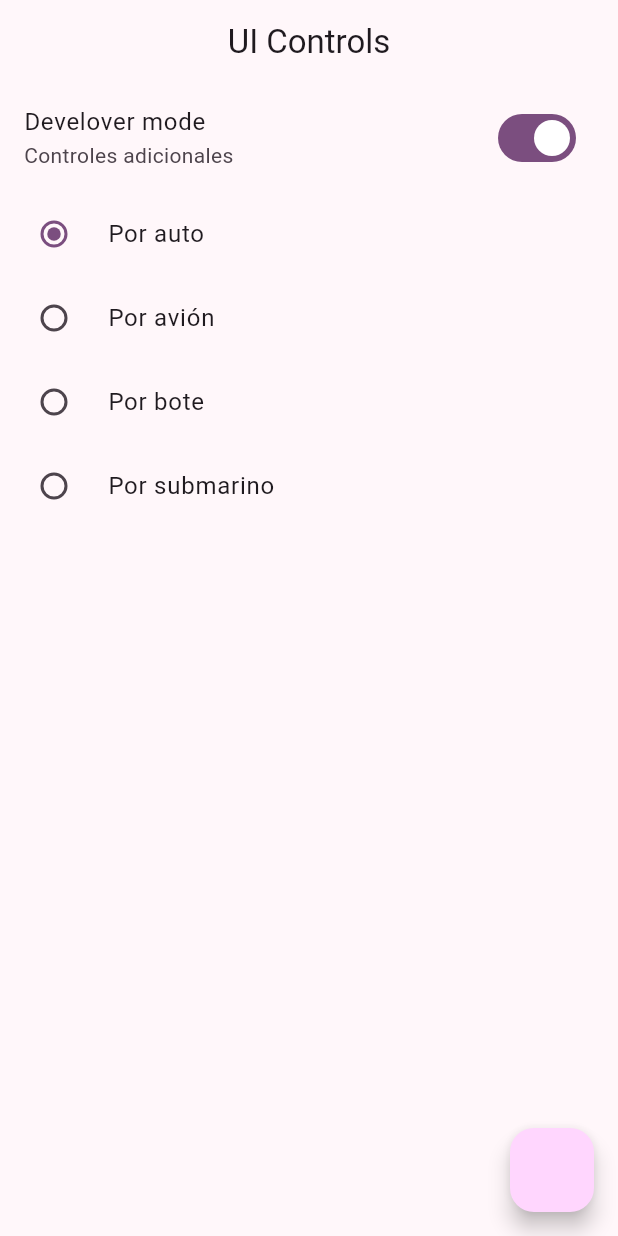
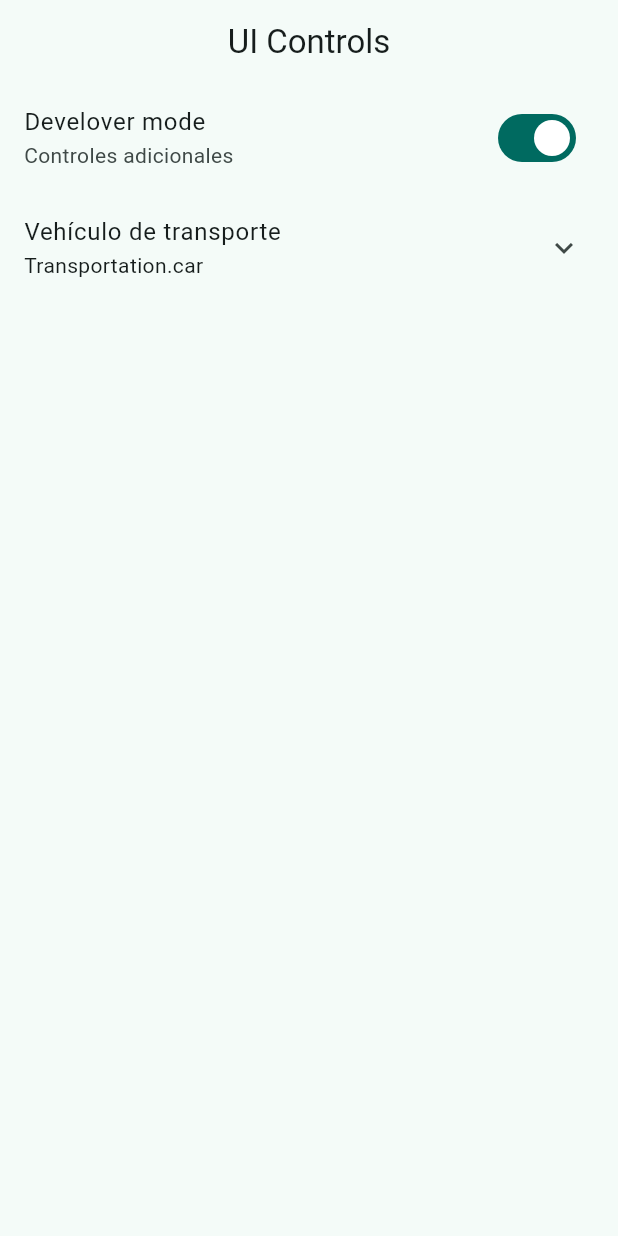
Before and after one commit to SergioBGISC99/widgets_app, a Flutter app: the UIControlsScreen screen opened by its route, on a phone screen of 412 x 824 dp. Run offline on Flutter 3.47's test engine with Material 2 defaults, Android fonts, the phone set to English and light mode, and no system bars; our stand-ins replace go_router.

Commit message:
ui controls terminado

```diff
--- a/lib/main.dart
+++ b/lib/main.dart
@@ -15,7 +15,7 @@ class MainApp extends StatelessWidget {
       title: 'Flutter Widgets',
       routerConfig: appRouter,
       debugShowCheckedModeBanner: false,
-      theme: AppTheme(selectedColor: 7).getTheme(),
+      theme: AppTheme(selectedColor: 3).getTheme(),
     );
   }
 }
--- a/lib/presentation/screen/ui_controls/ui_controls_screen.dart
+++ b/lib/presentation/screen/ui_controls/ui_controls_screen.dart
@@ -10,9 +10,7 @@ class UIControlsScreen extends StatelessWidget {
         appBar: AppBar(
           title: const Text('UI Controls'),
         ),
-      body: _UIControlsView(),
-      floatingActionButton: FloatingActionButton(onPressed: () {}),
-    );
+        body: _UIControlsView());
   }
 }
 
@@ -25,7 +23,9 @@ enum Transportation { car, plane, boat, submarine }
 
 class _UIControlsViewState extends State<_UIControlsView> {
   bool isDeveloper = true;
-
+  bool wantsBreakfast = false;
+  bool wantsLunch = false;
+  bool wantsDinner = false;
   Transportation selectedTransportation = Transportation.car;
 
   @override
@@ -41,9 +41,14 @@ class _UIControlsViewState extends State<_UIControlsView> {
             isDeveloper = !isDeveloper;
           }),
         ),
+        ExpansionTile(
+            title: const Text('Vehículo de transporte'),
+            subtitle: Text('$selectedTransportation'),
+            children: [
               RadioListTile(
                   value: Transportation.car,
                   title: const Text('Por auto'),
+                  subtitle: const Text('Viajar por auto'),
                   groupValue: selectedTransportation,
                   onChanged: (value) => setState(() {
                         selectedTransportation = Transportation.car;
@@ -51,6 +56,7 @@ class _UIControlsViewState extends State<_UIControlsView> {
               RadioListTile(
                   value: Transportation.plane,
                   title: const Text('Por avión'),
+                  subtitle: const Text('Viajar por avión'),
                   groupValue: selectedTransportation,
                   onChanged: (value) => setState(() {
                         selectedTransportation = Transportation.plane;
@@ -58,6 +64,7 @@ class _UIControlsViewState extends State<_UIControlsView> {
               RadioListTile(
                   value: Transportation.boat,
                   title: const Text('Por bote'),
+                  subtitle: const Text('Viajar por barco'),
                   groupValue: selectedTransportation,
                   onChanged: (value) => setState(() {
                         selectedTransportation = Transportation.boat;
@@ -65,10 +72,30 @@ class _UIControlsViewState extends State<_UIControlsView> {
               RadioListTile(
                   value: Transportation.submarine,
                   title: const Text('Por submarino'),
+                  subtitle: const Text('Viajar por submarino'),
                   groupValue: selectedTransportation,
                   onChanged: (value) => setState(() {
                         selectedTransportation = Transportation.submarine;
+                      })),
+              CheckboxListTile(
+                  value: wantsBreakfast,
+                  title: const Text('¿Quiere desayuno?'),
+                  onChanged: (value) => setState(() {
+                        wantsBreakfast = !wantsBreakfast;
+                      })),
+              CheckboxListTile(
+                  value: wantsLunch,
+                  title: const Text('¿Quiere almuerzo?'),
+                  onChanged: (value) => setState(() {
+                        wantsLunch = !wantsLunch;
+                      })),
+              CheckboxListTile(
+                  value: wantsDinner,
+                  title: const Text('¿Quiere cena?'),
+                  onChanged: (value) => setState(() {
+                        wantsDinner = !wantsDinner;
                       }))
+            ]),
       ],
     );
   }
```
Lines whose indentation alone changed are shown as unchanged.
